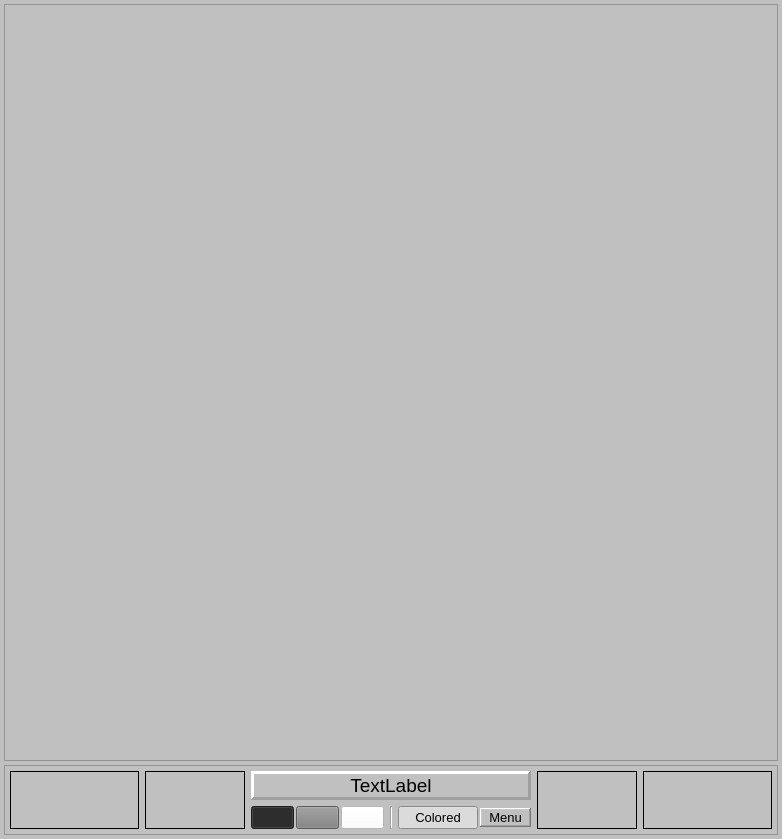
FuhrerStein/VisImSorter2, file CompareDialog.ui: the form before one commit.
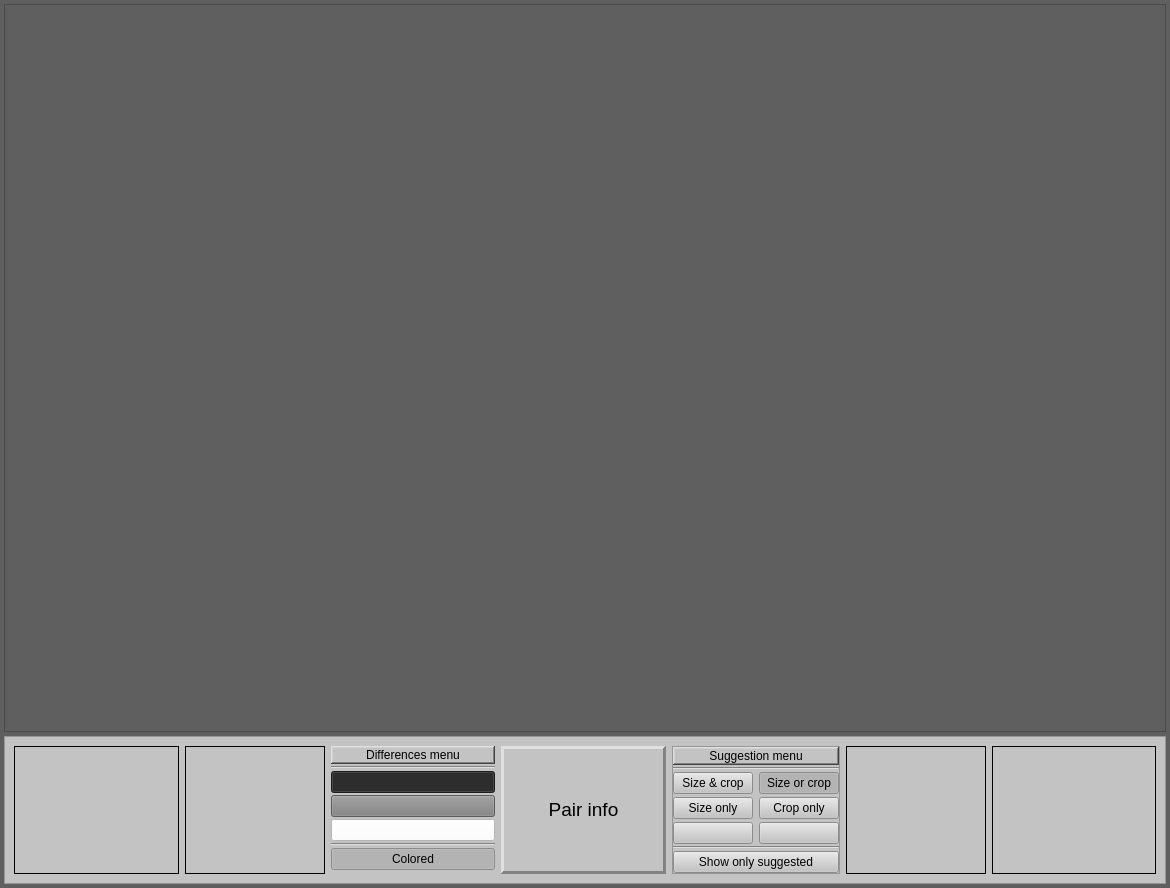
The form after the commit.

```diff
--- a/CompareDialog.ui
+++ b/CompareDialog.ui
@@ -6,8 +6,8 @@
    <rect>
     <x>0</x>
     <y>0</y>
-    <width>782</width>
-    <height>839</height>
+    <width>1170</width>
+    <height>888</height>
    </rect>
   </property>
   <property name="sizePolicy">
@@ -19,61 +19,88 @@
   <property name="palette">
    <palette>
     <active>
+     <colorrole role="Button">
+      <brush brushstyle="SolidPattern">
+       <color alpha="255">
+        <red>95</red>
+        <green>95</green>
+        <blue>95</blue>
+       </color>
+      </brush>
+     </colorrole>
      <colorrole role="Base">
       <brush brushstyle="SolidPattern">
        <color alpha="255">
-        <red>255</red>
-        <green>255</green>
-        <blue>255</blue>
+        <red>95</red>
+        <green>95</green>
+        <blue>95</blue>
        </color>
       </brush>
      </colorrole>
      <colorrole role="Window">
       <brush brushstyle="SolidPattern">
        <color alpha="255">
-        <red>192</red>
-        <green>192</green>
-        <blue>192</blue>
+        <red>95</red>
+        <green>95</green>
+        <blue>95</blue>
        </color>
       </brush>
      </colorrole>
     </active>
     <inactive>
+     <colorrole role="Button">
+      <brush brushstyle="SolidPattern">
+       <color alpha="255">
+        <red>95</red>
+        <green>95</green>
+        <blue>95</blue>
+       </color>
+      </brush>
+     </colorrole>
      <colorrole role="Base">
       <brush brushstyle="SolidPattern">
        <color alpha="255">
-        <red>255</red>
-        <green>255</green>
-        <blue>255</blue>
+        <red>95</red>
+        <green>95</green>
+        <blue>95</blue>
        </color>
       </brush>
      </colorrole>
      <colorrole role="Window">
       <brush brushstyle="SolidPattern">
        <color alpha="255">
-        <red>192</red>
-        <green>192</green>
-        <blue>192</blue>
+        <red>95</red>
+        <green>95</green>
+        <blue>95</blue>
        </color>
       </brush>
      </colorrole>
     </inactive>
     <disabled>
+     <colorrole role="Button">
+      <brush brushstyle="SolidPattern">
+       <color alpha="255">
+        <red>95</red>
+        <green>95</green>
+        <blue>95</blue>
+       </color>
+      </brush>
+     </colorrole>
      <colorrole role="Base">
       <brush brushstyle="SolidPattern">
        <color alpha="255">
-        <red>192</red>
-        <green>192</green>
-        <blue>192</blue>
+        <red>95</red>
+        <green>95</green>
+        <blue>95</blue>
        </color>
       </brush>
      </colorrole>
      <colorrole role="Window">
       <brush brushstyle="SolidPattern">
        <color alpha="255">
-        <red>192</red>
-        <green>192</green>
-        <blue>192</blue>
+        <red>95</red>
+        <green>95</green>
+        <blue>95</blue>
        </color>
       </brush>
      </colorrole>
@@ -88,6 +115,13 @@
   <property name="windowTitle">
    <string>Compare images</string>
   </property>
+  <property name="autoFillBackground">
+   <bool>false</bool>
+  </property>
+  <property name="styleSheet">
+   <string notr="true">background-color:rgb(95, 95, 95);
+font-color:rgb(95, 95, 95);</string>
+  </property>
   <widget class="QWidget" name="centralwidget">
    <property name="minimumSize">
     <size>
@@ -158,9 +192,12 @@
       <property name="minimumSize">
        <size>
         <width>0</width>
-        <height>50</height>
+        <height>90</height>
        </size>
       </property>
+      <property name="styleSheet">
+       <string notr="true">background-color:rgb(195, 195, 195);</string>
+      </property>
       <property name="frameShape">
        <enum>QFrame::StyledPanel</enum>
       </property>
@@ -168,21 +205,6 @@
        <enum>QFrame::Raised</enum>
       </property>
       <layout class="QHBoxLayout" name="horizontalLayout">
-       <property name="spacing">
-        <number>6</number>
-       </property>
-       <property name="leftMargin">
-        <number>5</number>
-       </property>
-       <property name="topMargin">
-        <number>5</number>
-       </property>
-       <property name="rightMargin">
-        <number>5</number>
-       </property>
-       <property name="bottomMargin">
-        <number>5</number>
-       </property>
        <item>
         <widget class="QLabel" name="label_name_l">
          <property name="sizePolicy">
@@ -226,7 +248,7 @@
          </property>
          <property name="minimumSize">
           <size>
-           <width>100</width>
+           <width>140</width>
            <height>0</height>
           </size>
          </property>
@@ -244,76 +266,86 @@
          <property name="alignment">
           <set>Qt::AlignCenter</set>
          </property>
-         <property name="margin">
-          <number>3</number>
-         </property>
-         <property name="indent">
-          <number>10</number>
-         </property>
          <property name="textInteractionFlags">
           <set>Qt::NoTextInteraction</set>
          </property>
         </widget>
        </item>
        <item>
-        <layout class="QVBoxLayout" name="verticalLayout_3">
+        <widget class="QFrame" name="frame">
+         <layout class="QVBoxLayout" name="verticalLayout_4">
+          <property name="spacing">
+           <number>2</number>
+          </property>
+          <property name="leftMargin">
+           <number>0</number>
+          </property>
+          <property name="topMargin">
+           <number>0</number>
+          </property>
+          <property name="rightMargin">
+           <number>0</number>
+          </property>
+          <property name="bottomMargin">
+           <number>0</number>
+          </property>
          <item>
-          <widget class="QLabel" name="label_percent">
+           <widget class="QLabel" name="label_menu">
            <property name="sizePolicy">
-            <sizepolicy hsizetype="Preferred" vsizetype="Preferred">
+             <sizepolicy hsizetype="Preferred" vsizetype="Fixed">
              <horstretch>0</horstretch>
              <verstretch>0</verstretch>
             </sizepolicy>
            </property>
            <property name="minimumSize">
             <size>
-             <width>150</width>
+              <width>29</width>
              <height>0</height>
             </size>
            </property>
-           <property name="font">
-            <font>
-             <pointsize>14</pointsize>
-            </font>
-           </property>
-           <property name="focusPolicy">
-            <enum>Qt::WheelFocus</enum>
-           </property>
            <property name="frameShape">
-            <enum>QFrame::Panel</enum>
+             <enum>QFrame::WinPanel</enum>
            </property>
            <property name="frameShadow">
             <enum>QFrame::Raised</enum>
            </property>
            <property name="lineWidth">
-            <number>3</number>
+             <number>2</number>
            </property>
            <property name="text">
-            <string>TextLabel</string>
+             <string>  Differences menu  </string>
            </property>
            <property name="alignment">
             <set>Qt::AlignCenter</set>
            </property>
            <property name="margin">
-            <number>3</number>
+             <number>2</number>
            </property>
            <property name="indent">
-            <number>-13</number>
+             <number>4</number>
            </property>
           </widget>
          </item>
          <item>
-          <layout class="QHBoxLayout" name="horizontalLayout_2" stretch="2,2,2,2,1,0">
-           <property name="spacing">
-            <number>2</number>
-           </property>
-           <property name="sizeConstraint">
-            <enum>QLayout::SetDefaultConstraint</enum>
-           </property>
+           <widget class="Line" name="line">
+            <property name="minimumSize">
+             <size>
+              <width>10</width>
+              <height>0</height>
+             </size>
+            </property>
+            <property name="midLineWidth">
+             <number>0</number>
+            </property>
+            <property name="orientation">
+             <enum>Qt::Horizontal</enum>
+            </property>
+           </widget>
+          </item>
            <item>
             <widget class="QPushButton" name="push_bg_black">
              <property name="sizePolicy">
-              <sizepolicy hsizetype="Maximum" vsizetype="Fixed">
+             <sizepolicy hsizetype="Preferred" vsizetype="Fixed">
                <horstretch>0</horstretch>
                <verstretch>0</verstretch>
               </sizepolicy>
@@ -347,7 +379,7 @@
            <item>
             <widget class="QPushButton" name="push_bg_gray">
              <property name="sizePolicy">
-              <sizepolicy hsizetype="Maximum" vsizetype="Fixed">
+             <sizepolicy hsizetype="Preferred" vsizetype="Fixed">
                <horstretch>0</horstretch>
                <verstretch>0</verstretch>
               </sizepolicy>
@@ -381,7 +413,7 @@
            <item>
             <widget class="QPushButton" name="push_bg_white">
              <property name="sizePolicy">
-              <sizepolicy hsizetype="Maximum" vsizetype="Fixed">
+             <sizepolicy hsizetype="Preferred" vsizetype="Fixed">
                <horstretch>0</horstretch>
                <verstretch>0</verstretch>
               </sizepolicy>
@@ -417,7 +449,7 @@
             </widget>
            </item>
            <item>
-            <widget class="Line" name="line">
+           <widget class="Line" name="line_3">
              <property name="minimumSize">
               <size>
                <width>10</width>
@@ -428,14 +460,14 @@
               <number>0</number>
              </property>
              <property name="orientation">
-              <enum>Qt::Vertical</enum>
+             <enum>Qt::Horizontal</enum>
              </property>
             </widget>
            </item>
            <item>
             <widget class="QPushButton" name="push_colored">
              <property name="sizePolicy">
-              <sizepolicy hsizetype="Fixed" vsizetype="Fixed">
+             <sizepolicy hsizetype="Preferred" vsizetype="Fixed">
                <horstretch>0</horstretch>
                <verstretch>0</verstretch>
               </sizepolicy>
@@ -454,10 +486,82 @@
              </property>
             </widget>
            </item>
+         </layout>
+        </widget>
+       </item>
            <item>
-            <widget class="QLabel" name="label_menu">
+        <widget class="QLabel" name="label_percent">
              <property name="sizePolicy">
-              <sizepolicy hsizetype="Fixed" vsizetype="Fixed">
+          <sizepolicy hsizetype="Preferred" vsizetype="Preferred">
+           <horstretch>0</horstretch>
+           <verstretch>0</verstretch>
+          </sizepolicy>
+         </property>
+         <property name="minimumSize">
+          <size>
+           <width>150</width>
+           <height>0</height>
+          </size>
+         </property>
+         <property name="font">
+          <font>
+           <pointsize>14</pointsize>
+          </font>
+         </property>
+         <property name="focusPolicy">
+          <enum>Qt::WheelFocus</enum>
+         </property>
+         <property name="frameShape">
+          <enum>QFrame::Panel</enum>
+         </property>
+         <property name="frameShadow">
+          <enum>QFrame::Raised</enum>
+         </property>
+         <property name="lineWidth">
+          <number>3</number>
+         </property>
+         <property name="text">
+          <string>Pair info</string>
+         </property>
+         <property name="alignment">
+          <set>Qt::AlignCenter</set>
+         </property>
+         <property name="margin">
+          <number>3</number>
+         </property>
+         <property name="indent">
+          <number>-13</number>
+         </property>
+        </widget>
+       </item>
+       <item>
+        <widget class="QFrame" name="frame">
+         <property name="frameShape">
+          <enum>QFrame::StyledPanel</enum>
+         </property>
+         <property name="frameShadow">
+          <enum>QFrame::Raised</enum>
+         </property>
+         <layout class="QVBoxLayout" name="verticalLayout_3">
+          <property name="spacing">
+           <number>2</number>
+          </property>
+          <property name="leftMargin">
+           <number>0</number>
+          </property>
+          <property name="topMargin">
+           <number>0</number>
+          </property>
+          <property name="rightMargin">
+           <number>0</number>
+          </property>
+          <property name="bottomMargin">
+           <number>0</number>
+          </property>
+          <item>
+           <widget class="QLabel" name="label_menu_suggestions">
+            <property name="sizePolicy">
+             <sizepolicy hsizetype="Preferred" vsizetype="Fixed">
                <horstretch>0</horstretch>
                <verstretch>0</verstretch>
               </sizepolicy>
@@ -478,7 +582,7 @@
               <number>2</number>
              </property>
              <property name="text">
-              <string>  Menu  </string>
+             <string>  Suggestion menu  </string>
              </property>
              <property name="alignment">
               <set>Qt::AlignCenter</set>
@@ -491,9 +595,264 @@
              </property>
             </widget>
            </item>
-          </layout>
-         </item>
-        </layout>
+          <item>
+           <widget class="Line" name="line_4">
+            <property name="minimumSize">
+             <size>
+              <width>10</width>
+              <height>0</height>
+             </size>
+            </property>
+            <property name="midLineWidth">
+             <number>0</number>
+            </property>
+            <property name="orientation">
+             <enum>Qt::Horizontal</enum>
+            </property>
+           </widget>
+          </item>
+          <item>
+           <layout class="QGridLayout" name="gridLayout">
+            <property name="horizontalSpacing">
+             <number>6</number>
+            </property>
+            <property name="verticalSpacing">
+             <number>3</number>
+            </property>
+            <item row="2" column="0">
+             <widget class="QPushButton" name="push_suggest_size_only">
+              <property name="sizePolicy">
+               <sizepolicy hsizetype="Preferred" vsizetype="Fixed">
+                <horstretch>0</horstretch>
+                <verstretch>0</verstretch>
+               </sizepolicy>
+              </property>
+              <property name="minimumSize">
+               <size>
+                <width>30</width>
+                <height>0</height>
+               </size>
+              </property>
+              <property name="focusPolicy">
+               <enum>Qt::NoFocus</enum>
+              </property>
+              <property name="text">
+               <string>Size only</string>
+              </property>
+              <property name="checkable">
+               <bool>true</bool>
+              </property>
+              <property name="checked">
+               <bool>false</bool>
+              </property>
+              <attribute name="buttonGroup">
+               <string notr="true">suggestion_buttions</string>
+              </attribute>
+             </widget>
+            </item>
+            <item row="3" column="0">
+             <widget class="QPushButton" name="push_bg_white_2">
+              <property name="sizePolicy">
+               <sizepolicy hsizetype="Preferred" vsizetype="Fixed">
+                <horstretch>0</horstretch>
+                <verstretch>0</verstretch>
+               </sizepolicy>
+              </property>
+              <property name="minimumSize">
+               <size>
+                <width>30</width>
+                <height>0</height>
+               </size>
+              </property>
+              <property name="focusPolicy">
+               <enum>Qt::NoFocus</enum>
+              </property>
+              <property name="text">
+               <string/>
+              </property>
+              <property name="iconSize">
+               <size>
+                <width>12</width>
+                <height>12</height>
+               </size>
+              </property>
+              <property name="checkable">
+               <bool>true</bool>
+              </property>
+              <attribute name="buttonGroup">
+               <string notr="true">suggestion_buttions</string>
+              </attribute>
+             </widget>
+            </item>
+            <item row="3" column="1">
+             <widget class="QPushButton" name="push_bg_white_3">
+              <property name="sizePolicy">
+               <sizepolicy hsizetype="Preferred" vsizetype="Fixed">
+                <horstretch>0</horstretch>
+                <verstretch>0</verstretch>
+               </sizepolicy>
+              </property>
+              <property name="minimumSize">
+               <size>
+                <width>30</width>
+                <height>0</height>
+               </size>
+              </property>
+              <property name="focusPolicy">
+               <enum>Qt::NoFocus</enum>
+              </property>
+              <property name="text">
+               <string/>
+              </property>
+              <property name="iconSize">
+               <size>
+                <width>12</width>
+                <height>12</height>
+               </size>
+              </property>
+              <property name="checkable">
+               <bool>true</bool>
+              </property>
+              <attribute name="buttonGroup">
+               <string notr="true">suggestion_buttions</string>
+              </attribute>
+             </widget>
+            </item>
+            <item row="2" column="1">
+             <widget class="QPushButton" name="push_suggest_crop_only">
+              <property name="sizePolicy">
+               <sizepolicy hsizetype="Preferred" vsizetype="Fixed">
+                <horstretch>0</horstretch>
+                <verstretch>0</verstretch>
+               </sizepolicy>
+              </property>
+              <property name="minimumSize">
+               <size>
+                <width>30</width>
+                <height>0</height>
+               </size>
+              </property>
+              <property name="focusPolicy">
+               <enum>Qt::NoFocus</enum>
+              </property>
+              <property name="text">
+               <string>Crop only</string>
+              </property>
+              <property name="checkable">
+               <bool>true</bool>
+              </property>
+              <property name="checked">
+               <bool>false</bool>
+              </property>
+              <attribute name="buttonGroup">
+               <string notr="true">suggestion_buttions</string>
+              </attribute>
+             </widget>
+            </item>
+            <item row="0" column="0">
+             <widget class="QPushButton" name="push_suggest_size_and_crop">
+              <property name="sizePolicy">
+               <sizepolicy hsizetype="Preferred" vsizetype="Fixed">
+                <horstretch>0</horstretch>
+                <verstretch>0</verstretch>
+               </sizepolicy>
+              </property>
+              <property name="minimumSize">
+               <size>
+                <width>30</width>
+                <height>0</height>
+               </size>
+              </property>
+              <property name="focusPolicy">
+               <enum>Qt::NoFocus</enum>
+              </property>
+              <property name="text">
+               <string>Size &amp;&amp; crop</string>
+              </property>
+              <property name="checkable">
+               <bool>true</bool>
+              </property>
+              <property name="checked">
+               <bool>false</bool>
+              </property>
+              <attribute name="buttonGroup">
+               <string notr="true">suggestion_buttions</string>
+              </attribute>
+             </widget>
+            </item>
+            <item row="0" column="1">
+             <widget class="QPushButton" name="push_suggest_size_or_crop">
+              <property name="sizePolicy">
+               <sizepolicy hsizetype="Preferred" vsizetype="Fixed">
+                <horstretch>0</horstretch>
+                <verstretch>0</verstretch>
+               </sizepolicy>
+              </property>
+              <property name="minimumSize">
+               <size>
+                <width>30</width>
+                <height>0</height>
+               </size>
+              </property>
+              <property name="focusPolicy">
+               <enum>Qt::NoFocus</enum>
+              </property>
+              <property name="text">
+               <string>Size or crop</string>
+              </property>
+              <property name="checkable">
+               <bool>true</bool>
+              </property>
+              <property name="checked">
+               <bool>true</bool>
+              </property>
+              <attribute name="buttonGroup">
+               <string notr="true">suggestion_buttions</string>
+              </attribute>
+             </widget>
+            </item>
+           </layout>
+          </item>
+          <item>
+           <widget class="Line" name="line_2">
+            <property name="minimumSize">
+             <size>
+              <width>10</width>
+              <height>0</height>
+             </size>
+            </property>
+            <property name="midLineWidth">
+             <number>0</number>
+            </property>
+            <property name="orientation">
+             <enum>Qt::Horizontal</enum>
+            </property>
+           </widget>
+          </item>
+          <item>
+           <widget class="QPushButton" name="push_filter_suggested">
+            <property name="sizePolicy">
+             <sizepolicy hsizetype="Preferred" vsizetype="Fixed">
+              <horstretch>0</horstretch>
+              <verstretch>0</verstretch>
+             </sizepolicy>
+            </property>
+            <property name="focusPolicy">
+             <enum>Qt::NoFocus</enum>
+            </property>
+            <property name="text">
+             <string>Show only suggested</string>
+            </property>
+            <property name="checkable">
+             <bool>true</bool>
+            </property>
+            <property name="checked">
+             <bool>false</bool>
+            </property>
+           </widget>
+          </item>
+         </layout>
+        </widget>
        </item>
        <item>
         <widget class="QLabel" name="label_size_r">
@@ -505,7 +864,7 @@
          </property>
          <property name="minimumSize">
           <size>
-           <width>100</width>
+           <width>140</width>
            <height>0</height>
           </size>
          </property>
@@ -523,12 +882,6 @@
          <property name="alignment">
           <set>Qt::AlignCenter</set>
          </property>
-         <property name="margin">
-          <number>3</number>
-         </property>
-         <property name="indent">
-          <number>30</number>
-         </property>
          <property name="textInteractionFlags">
           <set>Qt::NoTextInteraction</set>
          </property>
```
Left out of the diff: 4 changed lines with no effect on the pictures. Lines whose indentation alone changed are shown as unchanged.
